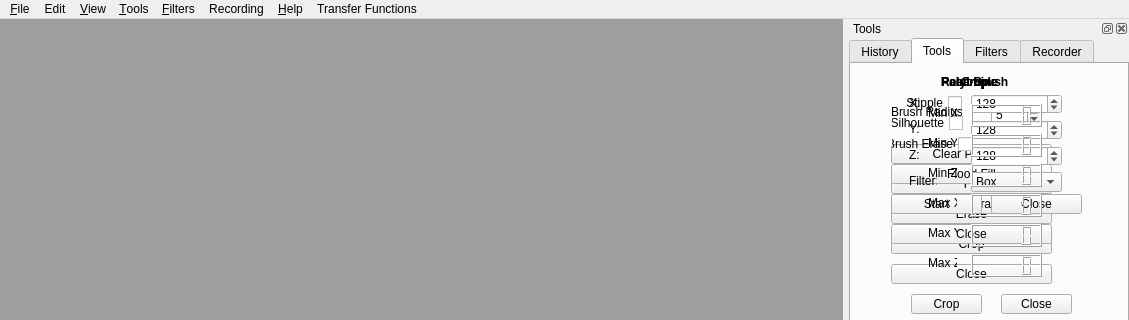
Qt form ImageVis3D.ui (SCIInstitute/ImageVis3D) before a commit; both pictures show x 0 to 1129 and y 0 to 320 of the 1129 by 986 pixel window.
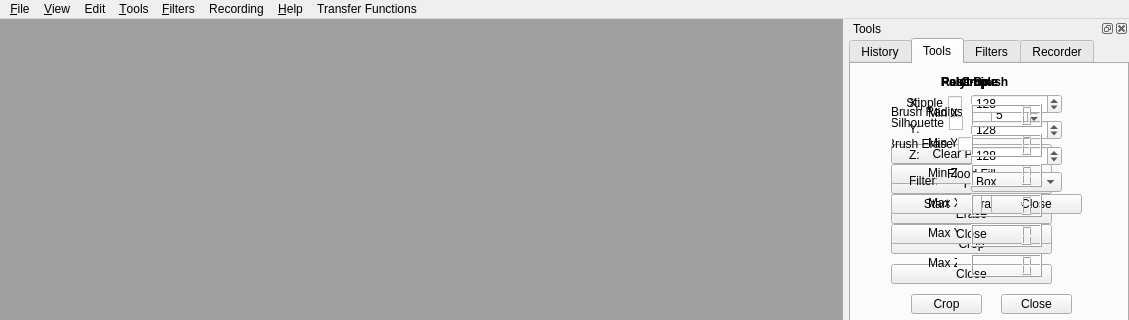
The same form after that commit.

The edit to the form file:
```diff
--- a/ImageVis3D.ui
+++ b/ImageVis3D.ui
@@ -176,8 +176,8 @@
     <addaction name="actionToggle_between_1D_and_2D" />
    </widget>
    <addaction name="menu_File" />
-   <addaction name="menuSelection" />
    <addaction name="menu_View" />
+   <addaction name="menuSelection" />
    <addaction name="menu_Tools" />
    <addaction name="menu_Filters" />
    <addaction name="menuRecording" />
```
Left out of the diff: 184 changed lines with no effect on the pictures.
